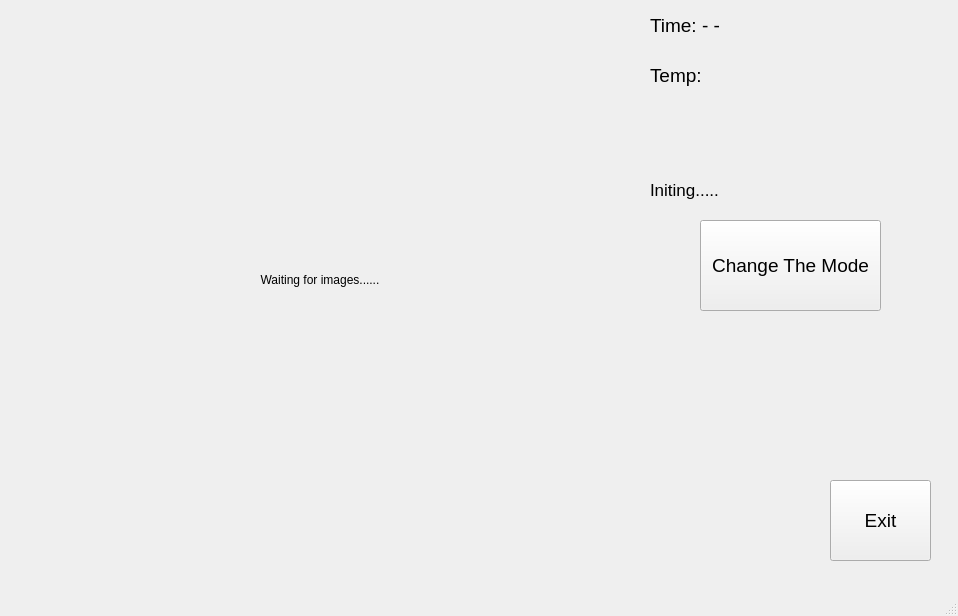
Above: QTViewer/mainwindow.ui from daijiaweicb/Outdoor-Photography-Helmet-with-Physical-Condition-Monitoring before the change. Below: the same form after it.
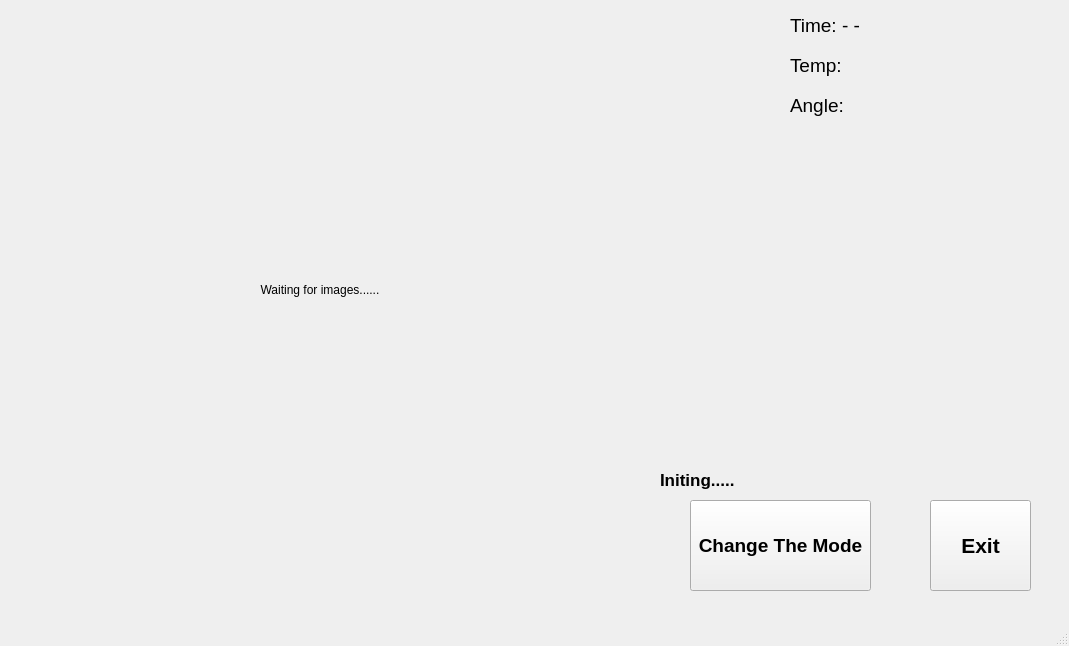
That is the form after the change.

Commit message: Use a new label to display angle

Patch:
```diff
--- a/QTViewer/mainwindow.ui
+++ b/QTViewer/mainwindow.ui
@@ -6,8 +6,8 @@
    <rect>
     <x>0</x>
     <y>0</y>
-    <width>958</width>
-    <height>616</height>
+    <width>1069</width>
+    <height>646</height>
    </rect>
   </property>
   <property name="windowTitle">
@@ -17,15 +17,17 @@
    <widget class="QPushButton" name="ChangeMode">
     <property name="geometry">
      <rect>
-      <x>700</x>
-      <y>220</y>
+      <x>690</x>
+      <y>500</y>
       <width>181</width>
       <height>91</height>
      </rect>
     </property>
     <property name="font">
      <font>
+      <family>System-ui</family>
       <pointsize>14</pointsize>
+      <bold>true</bold>
      </font>
     </property>
     <property name="text">
@@ -35,15 +37,17 @@
    <widget class="QLabel" name="label_status">
     <property name="geometry">
      <rect>
-      <x>650</x>
-      <y>180</y>
+      <x>660</x>
+      <y>470</y>
       <width>251</width>
       <height>20</height>
      </rect>
     </property>
     <property name="font">
      <font>
+      <family>System-ui</family>
       <pointsize>13</pointsize>
+      <bold>true</bold>
      </font>
     </property>
     <property name="layoutDirection">
@@ -59,25 +63,31 @@
    <widget class="QPushButton" name="Exit">
     <property name="geometry">
      <rect>
-      <x>830</x>
-      <y>480</y>
+      <x>930</x>
+      <y>500</y>
       <width>101</width>
-      <height>81</height>
+      <height>91</height>
      </rect>
     </property>
     <property name="font">
      <font>
-      <pointsize>14</pointsize>
+      <family>System-ui</family>
+      <pointsize>16</pointsize>
+      <italic>false</italic>
+      <bold>true</bold>
      </font>
     </property>
     <property name="text">
      <string>Exit</string>
     </property>
+    <property name="autoDefault">
+     <bool>false</bool>
+    </property>
    </widget>
    <widget class="QLabel" name="label_time">
     <property name="geometry">
      <rect>
-      <x>650</x>
+      <x>790</x>
       <y>10</y>
       <width>261</width>
       <height>31</height>
@@ -85,6 +95,7 @@
     </property>
     <property name="font">
      <font>
+      <family>System-ui</family>
       <pointsize>14</pointsize>
      </font>
     </property>
@@ -95,14 +106,15 @@
    <widget class="QLabel" name="label_temp">
     <property name="geometry">
      <rect>
-      <x>650</x>
-      <y>60</y>
+      <x>790</x>
+      <y>50</y>
       <width>171</width>
       <height>31</height>
      </rect>
     </property>
     <property name="font">
      <font>
+      <family>System-ui</family>
       <pointsize>14</pointsize>
      </font>
     </property>
@@ -114,7 +126,7 @@
     <property name="geometry">
      <rect>
       <x>0</x>
-      <y>40</y>
+      <y>50</y>
       <width>640</width>
       <height>480</height>
      </rect>
@@ -125,6 +137,11 @@
       <height>480</height>
      </size>
     </property>
+    <property name="font">
+     <font>
+      <family>System-ui</family>
+     </font>
+    </property>
     <property name="text">
      <string>Waiting for images......</string>
     </property>
@@ -135,6 +152,25 @@
      <set>Qt::AlignmentFlag::AlignCenter</set>
     </property>
    </widget>
+   <widget class="QLabel" name="label_angle">
+    <property name="geometry">
+     <rect>
+      <x>790</x>
+      <y>90</y>
+      <width>171</width>
+      <height>31</height>
+     </rect>
+    </property>
+    <property name="font">
+     <font>
+      <family>System-ui</family>
+      <pointsize>14</pointsize>
+     </font>
+    </property>
+    <property name="text">
+     <string>Angle:</string>
+    </property>
+   </widget>
   </widget>
   <widget class="QMenuBar" name="menubar">
    <property name="geometry">
```
Left out of the diff: 2 changed lines with no effect on the pictures. The commit also changes 3 other files.
